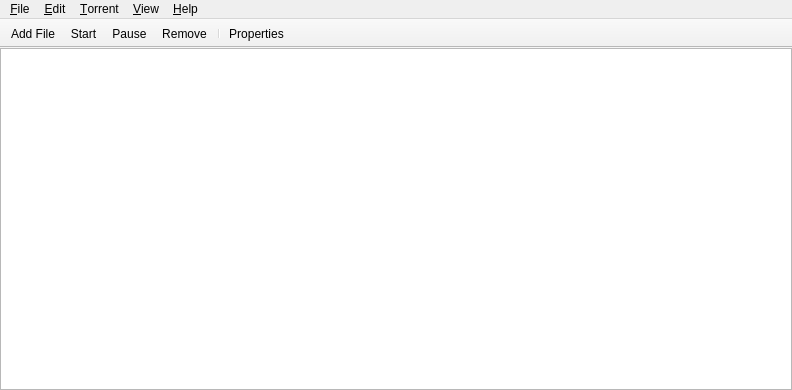
Old version of the form qt/mainwin.ui in the repository jordanl/transmission.
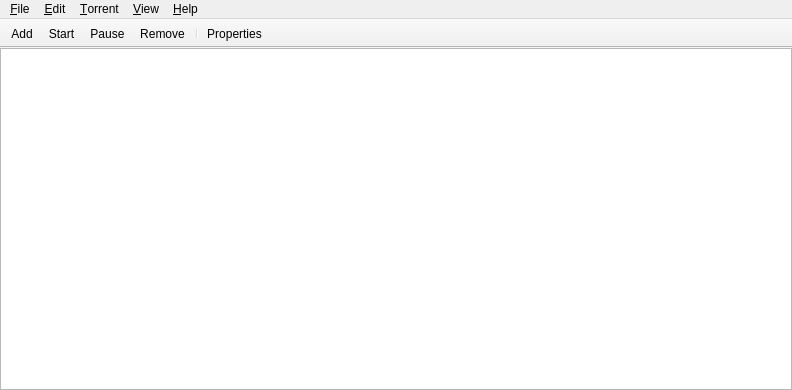
New version of the form.

Commit message: (trunk qt) use the system's ToolButtonStyle, and have the QActions' priorities match the GTK+ client's "is-imporant" GtkAction hints

What changed in the file:
```diff
--- a/qt/mainwin.ui
+++ b/qt/mainwin.ui
@@ -158,7 +158,7 @@
     </size>
    </property>
    <property name="toolButtonStyle">
-    <enum>Qt::ToolButtonTextUnderIcon</enum>
+    <enum>Qt::ToolButtonFollowStyle</enum>
    </property>
    <property name="floatable">
     <bool>false</bool>
@@ -180,6 +180,9 @@
    <property name="text">
     <string>&amp;Add File...</string>
    </property>
+   <property name="iconText">
+    <string>Add</string>
+   </property>
    <property name="toolTip">
     <string>Add a torrent</string>
    </property>
```
Left out of the diff: 9 changed lines with no effect on the pictures.
